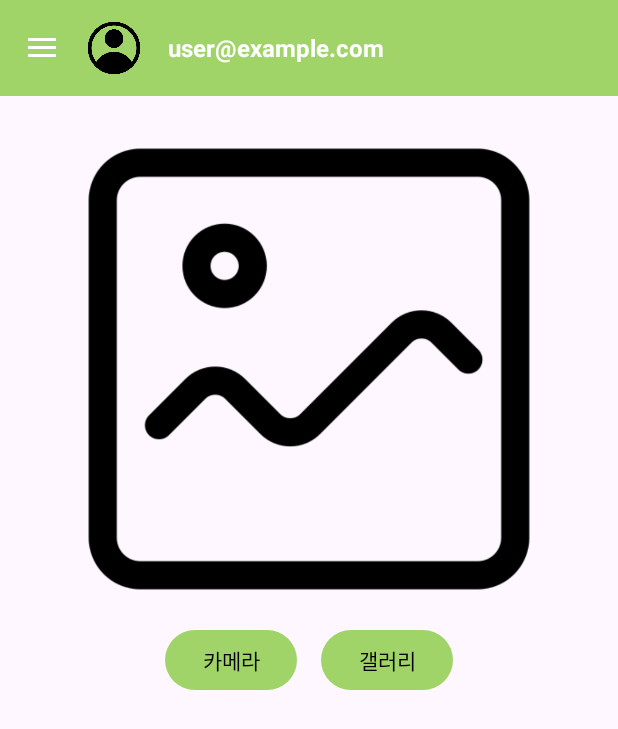
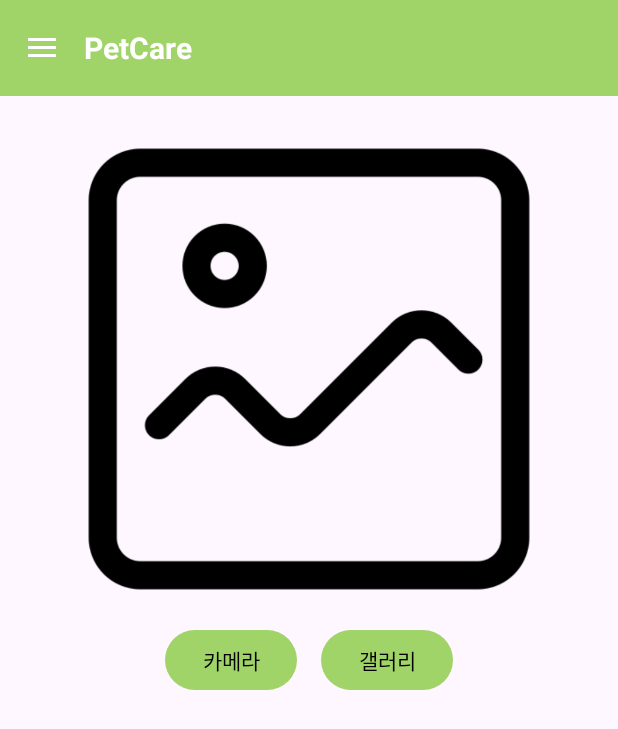
Before and after one commit to dohb128/PetCare, an Android app: the screen it shows after launch once a user with an empty profile is signed in (EyeHealthCheckActivity), after a tap on an icon or button, on a phone screen of 412 x 824 dp. Shown: the top 729 px of the screen. Run offline under Robolectric (Android 15) with nearby library versions, the phone set to English and light mode, and no system bars; our stand-ins replace Firebase (no records; nobody signed in at launch, a user with empty details on screens opened directly).

Commit message:
feat: UI 구성 및 프론트 기능
주요 변경 사항은 다음과 같습니다.

- UI 구성
  - 마이페이지, 눈 질병 확인 페이지 추가
  - 네비게이션 바 동작 추가(선택 시 해당 페이지 이동)

- 마이페이지
  - 프로필사진, 닉네임 설정
  - 반려동물 등록 리스트 추가
  - '추가' 버튼 클릭 시, 반려동물 추가 다이얼로그 화면 나옴

- 반려동물 추가 다이얼로그 화면
  - 반려동물 사진 업로드
  - 이름, 생년월일, 몸무게 설정 후 등록
  - 등록 시, 리스트에 사진과 함께 추가됨

```diff
--- a/app/src/main/java/com/inhatc/petcare/activity/MainActivity.java
+++ b/app/src/main/java/com/inhatc/petcare/activity/MainActivity.java
@@ -19,14 +19,14 @@ import com.google.firebase.auth.FirebaseAuth;
 import com.google.android.material.floatingactionbutton.FloatingActionButton;
 import com.google.firebase.auth.FirebaseUser;
 
-import de.hdodenhof.circleimageview.CircleImageView;
+
 
 public class MainActivity extends AppCompatActivity implements NavigationView.OnNavigationItemSelectedListener {
 
     private DrawerLayout drawerLayout;
     private NavigationView navigationView;
     private Toolbar toolbar;
-    private CircleImageView profileImage;
+
     private TextView navTitleView;
     private FirebaseAuth mAuth;
     private FloatingActionButton fabPetEyeHealth;
@@ -63,20 +63,10 @@ public class MainActivity extends AppCompatActivity implements NavigationView.On
         View headerView = navigationView.getHeaderView(0);
         navTitleView = headerView.findViewById(R.id.nav_Title);
 
-        // Set user email in navigation header
-        navTitleView.setText(currentUser.getEmail());
+        // Set app title in navigation header
+        navTitleView.setText("PetCare");
 
-        // Initialize profileImage from the toolbar
-        profileImage = toolbar.findViewById(R.id.profile_image);
-        // Set click listener for profile image in toolbar
-        if (profileImage != null) {
-            profileImage.setOnClickListener(v -> {
-                Toast.makeText(MainActivity.this, "프로필 사진 변경 (로그인 관련 기능 아님)", Toast.LENGTH_SHORT).show();
-            });
-        } else {
-            // Log an error or handle the case where profileImage is not found in the toolbar
-            // For now, we'll just skip setting the click listener
-        }
+
 
         // Initialize and set click listener for FabPetEyeHealth
         fabPetEyeHealth = findViewById(R.id.FabPetEyeHealth);
--- a/app/src/main/res/layout/activity_main.xml
+++ b/app/src/main/res/layout/activity_main.xml
@@ -40,7 +40,7 @@
             android:clickable="true"
             android:focusable="true"
             app:backgroundTint="#CFF6A5"
-            app:srcCompat="@drawable/img_1" />
+            app:srcCompat="@drawable/eye" />
 
     </RelativeLayout>
 
--- a/app/src/main/res/layout/activity_my_profile.xml
+++ b/app/src/main/res/layout/activity_my_profile.xml
@@ -127,7 +127,6 @@
         android:layout_height="match_parent"
         android:layout_gravity="start"
         android:fitsSystemWindows="true"
-        android:visibility="gone"
         app:headerLayout="@layout/nav_header_main"
         app:menu="@menu/nav_menu" />
 
--- a/app/src/main/res/layout/test.xml
+++ /dev/null
@@ -1,6 +0,0 @@
-<?xml version="1.0" encoding="utf-8"?>
-<androidx.constraintlayout.widget.ConstraintLayout xmlns:android="http://schemas.android.com/apk/res/android"
-    android:layout_width="match_parent"
-    android:layout_height="match_parent">
-
-</androidx.constraintlayout.widget.ConstraintLayout>
--- a/app/src/main/res/layout/toolbar_profile.xml
+++ b/app/src/main/res/layout/toolbar_profile.xml
@@ -12,29 +12,13 @@
         android:background="?attr/colorPrimary"
         app:popupTheme="@style/ThemeOverlay.AppCompat.Light">
 
-        <LinearLayout
-            android:layout_width="match_parent"
-            android:layout_height="wrap_content"
-            android:orientation="horizontal"
-            android:gravity="center_vertical">
-
-            <de.hdodenhof.circleimageview.CircleImageView
-                android:id="@+id/profile_image"
-                android:layout_width="40dp"
-                android:layout_height="40dp"
-                android:src="@drawable/user"
-                android:layout_marginEnd="16dp"/>
-
-            <TextView
-                android:id="@+id/email_textview"
+        <TextView
                 android:layout_width="wrap_content"
                 android:layout_height="wrap_content"
-                android:text="user@example.com"
+                android:text="PetCare"
                 android:textColor="@android:color/white"
-                android:textSize="16sp"
+                android:textSize="20sp"
                 android:textStyle="bold" />
-
-        </LinearLayout>
 
     </androidx.appcompat.widget.Toolbar>
 
--- a/app/src/main/res/values/colors.xml
+++ b/app/src/main/res/values/colors.xml
@@ -5,6 +5,7 @@
 
     <color name="colorPrimary">#A0D468</color>
     <color name="colorPrimaryVariant">#8CBF5A</color>
+    <color name="colorPrimarythick">#467314</color>
     <color name="colorSecondary">#E0E0E0</color>
     <color name="colorSecondaryVariant">#BDBDBD</color>
     <color name="colorOnPrimary">#000000</color>
```
Also changed, not shown: app/src/main/java/com/inhatc/petcare/activity/AddPetDialogFragment.java (+9 -0 lines), app/src/main/java/com/inhatc/petcare/activity/EyeHealthCheckActivity.java (+7 -22 lines), app/src/main/java/com/inhatc/petcare/activity/MyProfileActivity.java (+3 -13 lines), app/src/main/res/layout/dialog_add_pet.xml (+6 -2 lines), app/src/main/res/drawable/eye.png (renamed from app/src/main/res/drawable/img_1.png).
